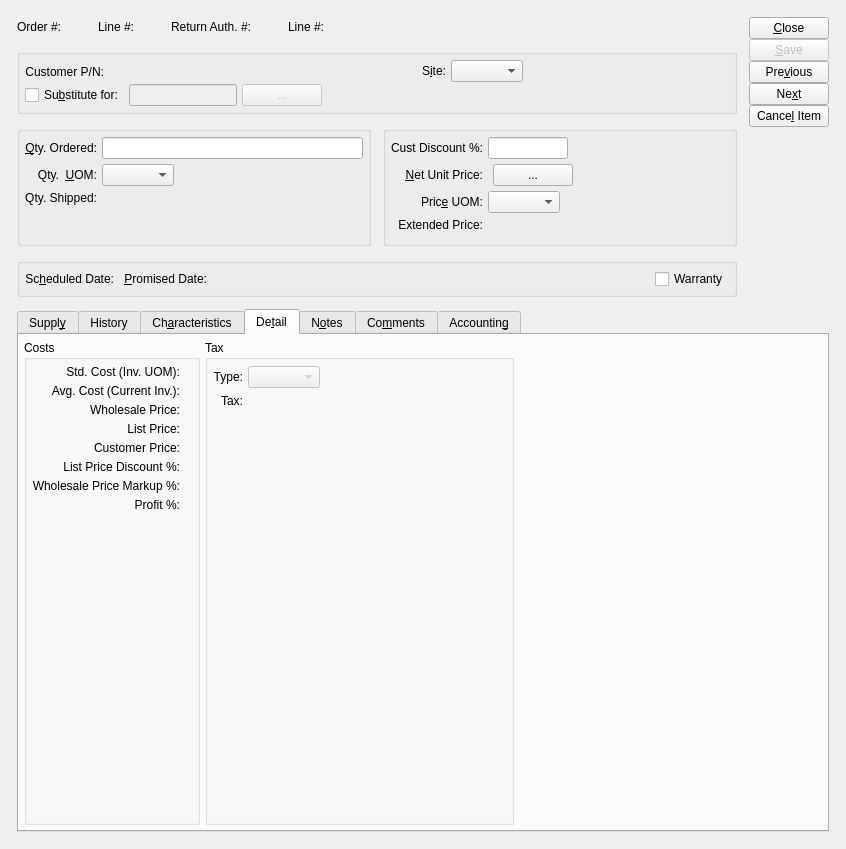
Qt form guiclient/salesOrderItem.ui (Pegasus-RPG/xtuple-client) before a commit.
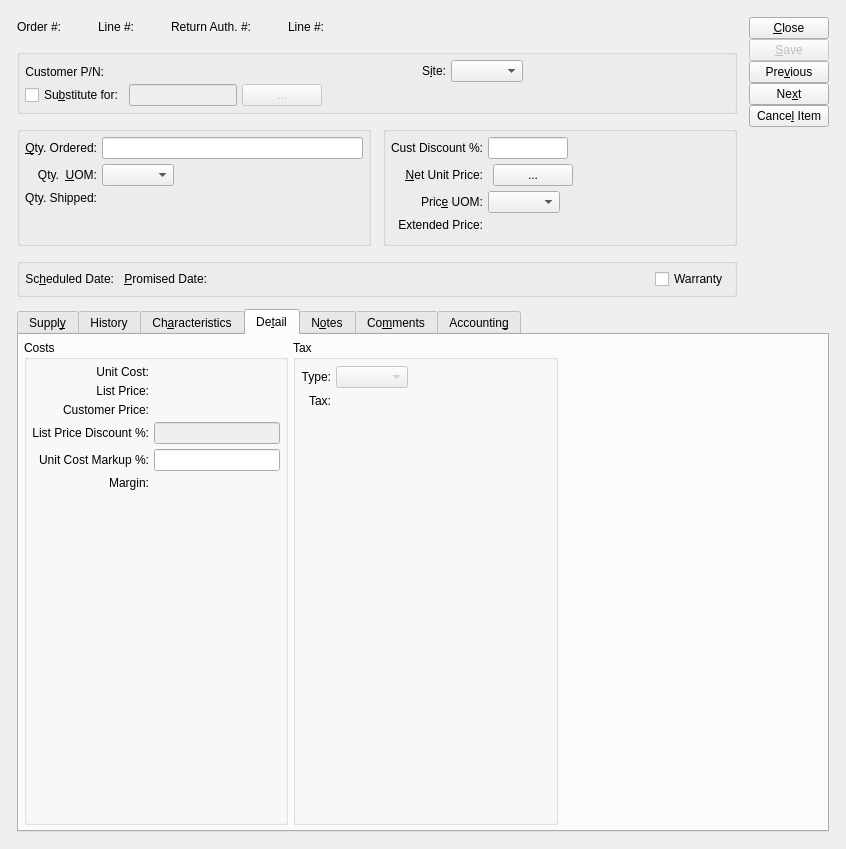
The same form after that commit. The open tabs and pages were chosen to show the change. Custom widgets are drawn as their Qt base class.

Commit message: Issue #20003:expose Sales Order Item Unit Cost and Markup % for editing

```diff
--- a/guiclient/salesOrderItem.ui
+++ b/guiclient/salesOrderItem.ui
@@ -1588,34 +1588,36 @@
             <string>Costs</string>
            </property>
            <layout class="QGridLayout">
-            <item row="0" column="1">
-             <widget class="CurrDisplay" name="_unitCost">
-              <property name="format">
-               <enum>CurrDisplay::Cost</enum>
+            <item row="10" column="0">
+             <spacer>
+              <property name="orientation">
+               <enum>Qt::Vertical</enum>
               </property>
-              <property name="localControl">
-               <bool>false</bool>
+              <property name="sizeHint" stdset="0">
+               <size>
+                <width>20</width>
+                <height>0</height>
+               </size>
               </property>
-             </widget>
+             </spacer>
             </item>
             <item row="3" column="0">
-             <widget class="QLabel" name="_listPriceLit">
+             <widget class="QLabel" name="_discountFromListPriceLit">
+              <property name="minimumSize">
+               <size>
+                <width>0</width>
+                <height>0</height>
+               </size>
+              </property>
               <property name="text">
-               <string>List Price:</string>
+               <string>List Price Discount %:</string>
               </property>
               <property name="alignment">
                <set>Qt::AlignRight|Qt::AlignTrailing|Qt::AlignVCenter</set>
               </property>
              </widget>
             </item>
-            <item row="3" column="1">
-             <widget class="CurrDisplay" name="_listPrice">
-              <property name="format">
-               <enum>CurrDisplay::SalesPrice</enum>
-              </property>
-             </widget>
-            </item>
-            <item row="4" column="0">
+            <item row="2" column="0">
              <widget class="QLabel" name="_customerPriceLit">
               <property name="text">
                <string>Customer Price:</string>
@@ -1625,147 +1627,100 @@
               </property>
              </widget>
             </item>
-            <item row="4" column="1">
+            <item row="1" column="1">
+             <widget class="CurrDisplay" name="_listPrice">
+              <property name="format">
+               <enum>CurrDisplay::SalesPrice</enum>
+              </property>
+             </widget>
+            </item>
+            <item row="0" column="1">
+             <widget class="CurrCluster" name="_unitCost">
+              <property name="format">
+               <enum>CurrDisplay::Cost</enum>
+              </property>
+              <property name="currencyEditable" stdset="0">
+               <bool>false</bool>
+              </property>
+              <property name="currencyVisible">
+               <bool>false</bool>
+              </property>
+             </widget>
+            </item>
+            <item row="0" column="0">
+             <widget class="QLabel" name="_unitCostLit">
+              <property name="text">
+               <string>Unit Cost:</string>
+              </property>
+              <property name="alignment">
+               <set>Qt::AlignRight|Qt::AlignTrailing|Qt::AlignVCenter</set>
+              </property>
+             </widget>
+            </item>
+            <item row="9" column="0">
+             <widget class="QLabel" name="_marginLit">
+              <property name="text">
+               <string>Margin:</string>
+              </property>
+              <property name="alignment">
+               <set>Qt::AlignRight|Qt::AlignTrailing|Qt::AlignVCenter</set>
+              </property>
+             </widget>
+            </item>
+            <item row="1" column="0">
+             <widget class="QLabel" name="_listPriceLit">
+              <property name="text">
+               <string>List Price:</string>
+              </property>
+              <property name="alignment">
+               <set>Qt::AlignRight|Qt::AlignTrailing|Qt::AlignVCenter</set>
+              </property>
+             </widget>
+            </item>
+            <item row="2" column="1">
              <widget class="CurrDisplay" name="_customerPrice">
               <property name="format">
                <enum>CurrDisplay::SalesPrice</enum>
               </property>
              </widget>
             </item>
-            <item row="5" column="0">
-             <widget class="QLabel" name="_discountFromListPriceLit">
-              <property name="minimumSize">
-               <size>
-                <width>0</width>
-                <height>0</height>
-               </size>
-              </property>
-              <property name="text">
-               <string>List Price Discount %:</string>
+            <item row="3" column="1">
+             <widget class="XLineEdit" name="_discountFromListPrice">
+              <property name="enabled">
+               <bool>false</bool>
               </property>
               <property name="alignment">
                <set>Qt::AlignRight|Qt::AlignTrailing|Qt::AlignVCenter</set>
               </property>
              </widget>
             </item>
-            <item row="5" column="1">
-             <widget class="XLabel" name="_discountFromListPrice">
-              <property name="minimumSize">
-               <size>
-                <width>0</width>
-                <height>0</height>
-               </size>
-              </property>
-              <property name="maximumSize">
-               <size>
-                <width>80</width>
-                <height>16777215</height>
-               </size>
-              </property>
-              <property name="text">
-               <string/>
-              </property>
+            <item row="8" column="1">
+             <widget class="XLineEdit" name="_markupFromUnitCost">
               <property name="alignment">
                <set>Qt::AlignRight|Qt::AlignTrailing|Qt::AlignVCenter</set>
               </property>
              </widget>
             </item>
             <item row="8" column="0">
-             <spacer>
-              <property name="orientation">
-               <enum>Qt::Vertical</enum>
-              </property>
-              <property name="sizeHint" stdset="0">
-               <size>
-                <width>20</width>
-                <height>0</height>
-               </size>
-              </property>
-             </spacer>
-            </item>
-            <item row="1" column="1">
-             <widget class="CurrDisplay" name="_avgCost"/>
-            </item>
-            <item row="2" column="1">
-             <widget class="CurrDisplay" name="_listCost">
-              <property name="format">
-               <enum>CurrDisplay::Cost</enum>
-              </property>
-             </widget>
-            </item>
-            <item row="1" column="0">
-             <widget class="QLabel" name="_avgCostLit">
+             <widget class="QLabel" name="_markupFromUnitCostLit">
               <property name="text">
-               <string>Avg. Cost (Current Inv.):</string>
+               <string>Unit Cost Markup %:</string>
               </property>
               <property name="alignment">
                <set>Qt::AlignRight|Qt::AlignTrailing|Qt::AlignVCenter</set>
               </property>
              </widget>
             </item>
-            <item row="2" column="0">
-             <widget class="QLabel" name="_listCostLit">
-              <property name="text">
-               <string>Wholesale Price:</string>
+            <item row="9" column="1">
+             <widget class="CurrCluster" name="_margin">
+              <property name="currencyEditable" stdset="0">
+               <bool>false</bool>
               </property>
-              <property name="alignment">
-               <set>Qt::AlignRight|Qt::AlignTrailing|Qt::AlignVCenter</set>
+              <property name="currencyVisible">
+               <bool>false</bool>
               </property>
-             </widget>
-            </item>
-            <item row="7" column="1">
-             <widget class="XLabel" name="_profit">
-              <property name="maximumSize">
-               <size>
-                <width>80</width>
-                <height>16777215</height>
-               </size>
-              </property>
-              <property name="alignment">
-               <set>Qt::AlignRight|Qt::AlignTrailing|Qt::AlignVCenter</set>
-              </property>
-             </widget>
-            </item>
-            <item row="7" column="0">
-             <widget class="QLabel" name="_profitLit">
-              <property name="text">
-               <string>Profit %:</string>
-              </property>
-              <property name="alignment">
-               <set>Qt::AlignRight|Qt::AlignTrailing|Qt::AlignVCenter</set>
-              </property>
-             </widget>
-            </item>
-            <item row="0" column="0">
-             <widget class="QLabel" name="_unitCostLit">
-              <property name="text">
-               <string>Std. Cost (Inv. UOM):</string>
-              </property>
-              <property name="alignment">
-               <set>Qt::AlignRight|Qt::AlignTrailing|Qt::AlignVCenter</set>
-              </property>
-             </widget>
-            </item>
-            <item row="6" column="0">
-             <widget class="QLabel" name="_markupFromListCostLit">
-              <property name="text">
-               <string>Wholesale Price Markup %:</string>
-              </property>
-              <property name="alignment">
-               <set>Qt::AlignRight|Qt::AlignTrailing|Qt::AlignVCenter</set>
-              </property>
-             </widget>
-            </item>
-            <item row="6" column="1">
-             <widget class="XLabel" name="_markupFromListCost">
-              <property name="maximumSize">
-               <size>
-                <width>80</width>
-                <height>16777215</height>
-               </size>
-              </property>
-              <property name="alignment">
-               <set>Qt::AlignRight|Qt::AlignTrailing|Qt::AlignVCenter</set>
+              <property name="enabled">
+               <bool>false</bool>
               </property>
              </widget>
             </item>
```
Left out of the diff: 64 changed lines with no effect on the pictures. The commit also changes 14 other files.
